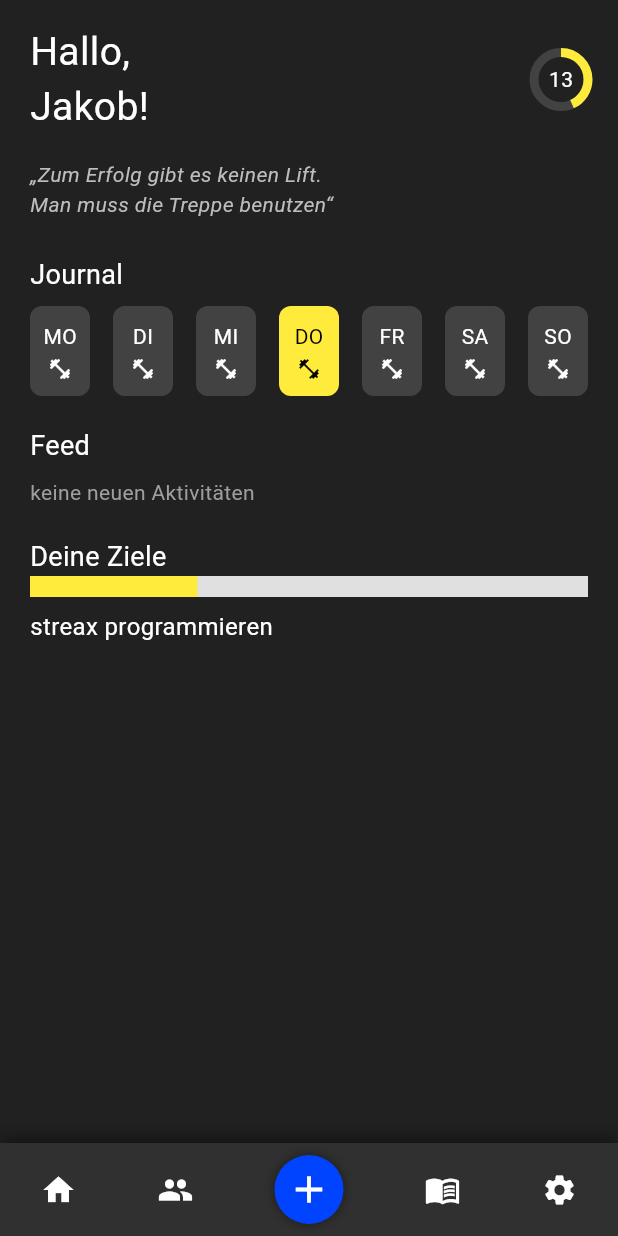
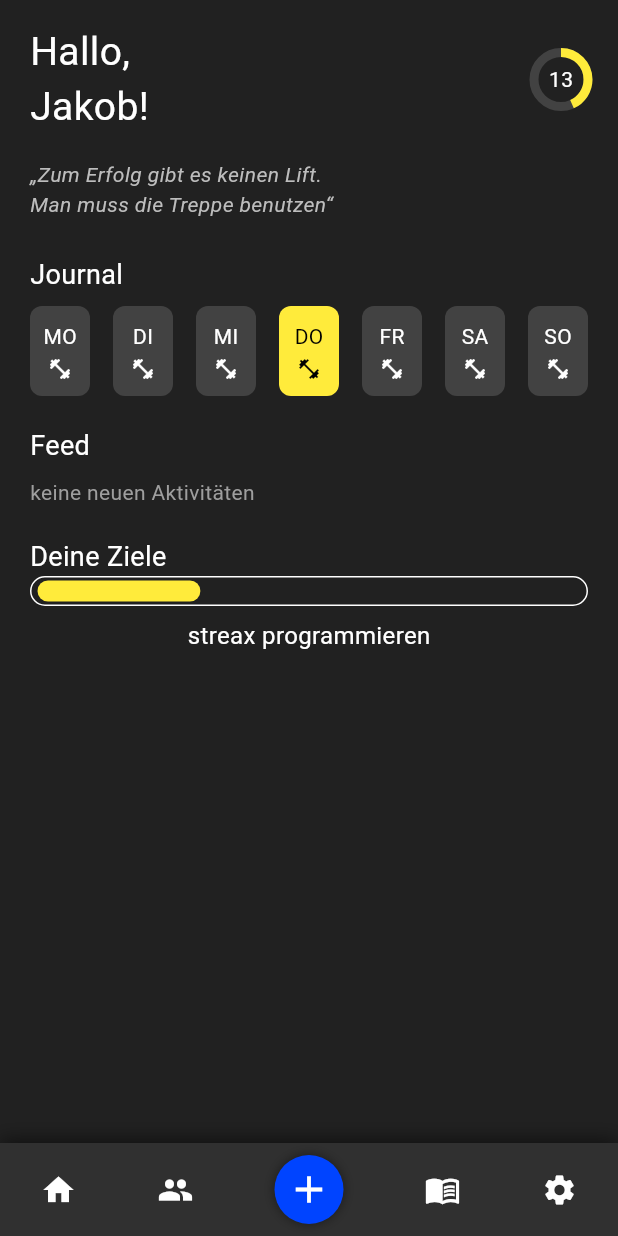
Before and after one commit to kenankusu/streax, a Flutter app: the screen it shows after launch, on a phone screen of 412 x 824 dp. Run offline on Flutter 3.47's test engine with Material 3 defaults, Android fonts, the phone set to English and light mode, and no system bars.

Commit message:
Einführung von Themes in main.dart, für einheitliches Design. Erstmal nur für Textelemente

```diff
--- a/lib/main.dart
+++ b/lib/main.dart
@@ -10,6 +10,18 @@ class streax extends StatelessWidget {
       title: 'streax',
       home: startseite(),
       debugShowCheckedModeBanner: false,
+
+
+      // ThemeData für einheitliches Design
+      theme: ThemeData(
+        primarySwatch: Colors.blue,
+        scaffoldBackgroundColor: Colors.grey[900],
+        textTheme: TextTheme( // Text Theme für einheitliche Schriftstile
+          labelLarge: TextStyle(color: Colors.white, fontSize: 18),
+          labelMedium: TextStyle(color: Colors.white, fontSize: 16),
+          labelSmall: TextStyle(color: Colors.white, fontSize: 12),
+        ),
+      ),
     );
   }
 }
--- a/lib/widgets/fortschrittsbalken.dart
+++ b/lib/widgets/fortschrittsbalken.dart
@@ -7,6 +7,7 @@ class Fortschrittsbalken extends StatelessWidget {
   const Fortschrittsbalken({
     required this.label,
     required this.fortschritt,
+    super.key,
   });
 
   @override
@@ -16,9 +17,17 @@ class Fortschrittsbalken extends StatelessWidget {
       children: [
         Text("Deine Ziele",
             style: TextStyle(color: Colors.white, fontSize: 18)),
-        LinearProgressIndicator(
+        Container( //wrappper für Progress bar, damit border styles verwendet werden können.
+          padding: const EdgeInsets.symmetric(vertical: 2, horizontal: 4),
+          decoration: BoxDecoration(
+            color: Colors.transparent,
+            border: Border.all(color: Colors.white, width: 1),
+            borderRadius: BorderRadius.circular(10),
+          ),
+          child: LinearProgressIndicator( //Progressbar
             value: fortschritt,
-          backgroundColor: Colors.grey[300],
+            backgroundColor: Colors.transparent,
+            borderRadius: BorderRadius.circular(8),
             valueColor: AlwaysStoppedAnimation<Color>(
               fortschritt >= 1.0
                   ? Colors.green
@@ -30,11 +39,14 @@ class Fortschrittsbalken extends StatelessWidget {
             ),
             minHeight: 14,
           ),
-                SizedBox(height: 8),
-        Text(
+        ),
+        const SizedBox(height: 8),
+        Center(
+          child: Text(
             label,
-          style: TextStyle(color: Colors.white, fontSize: 16),
+            style: const TextStyle(color: Colors.white, fontSize: 16),
           ),
+        )
       ],
     );
   }
```
Lines whose indentation alone changed are shown as unchanged.
